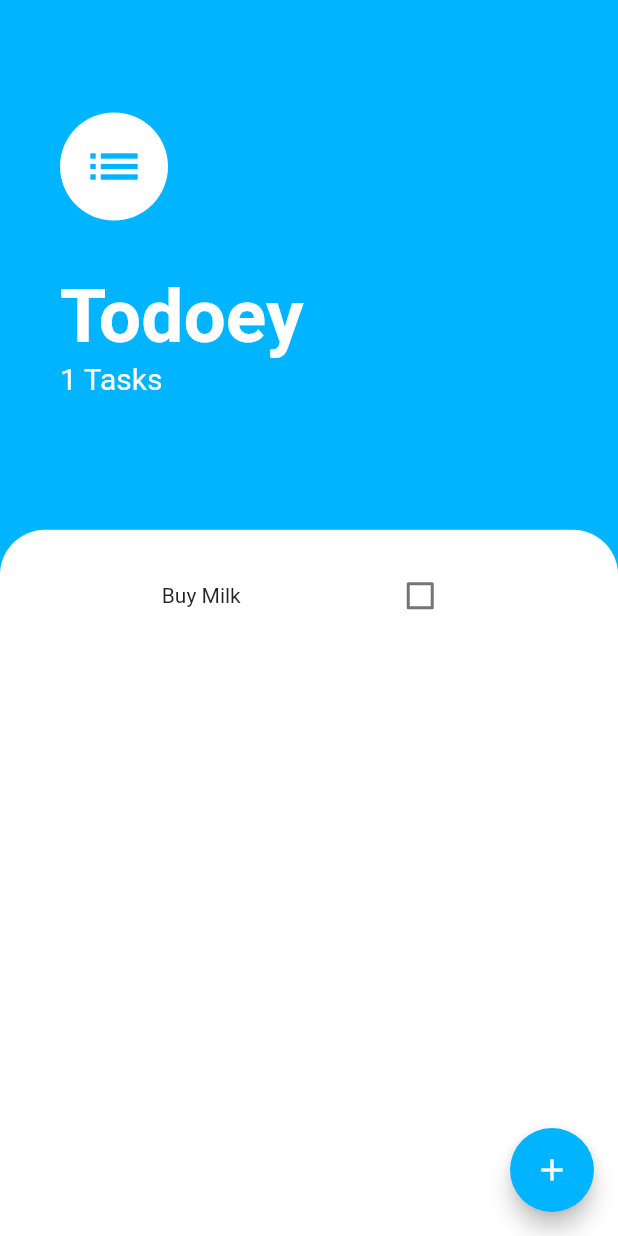
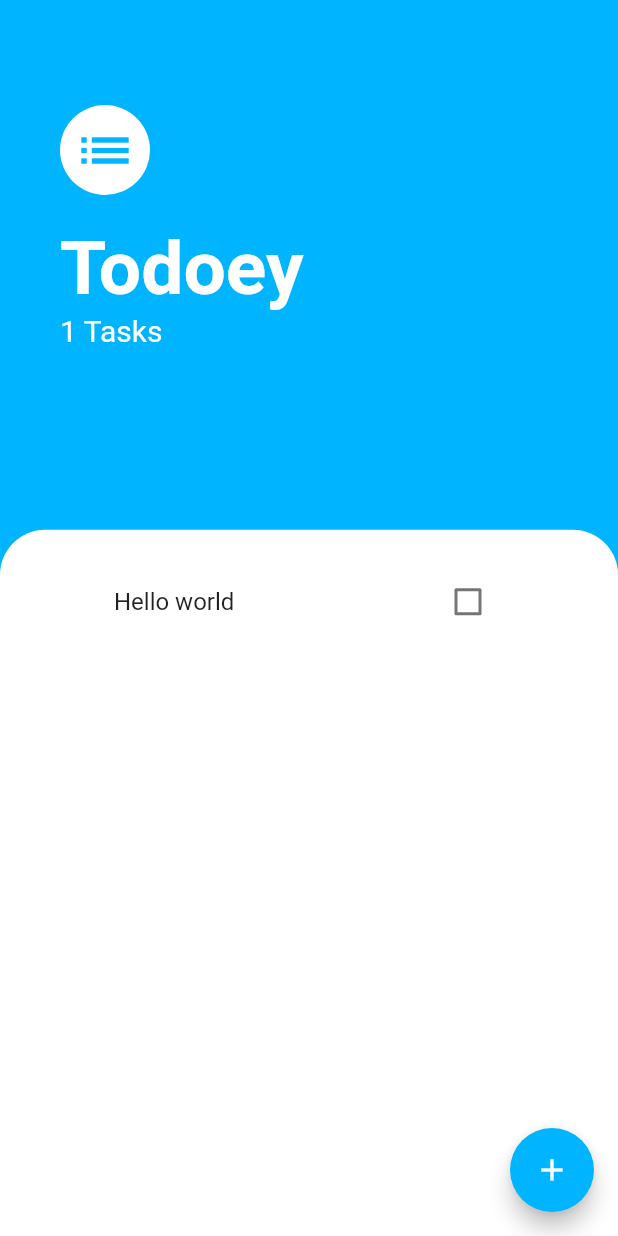
Before and after one commit to YoucefMegoura/flutter_todoey, a Flutter app: the screen it shows after launch, after a tap on the "add" icon, on a phone screen of 412 x 824 dp. Run offline on Flutter 3.47's test engine with Material 2 defaults, Android fonts, the phone set to English and light mode, and no system bars.

Commit message:
refactor list widget

```diff
--- a/lib/components/task_widget.dart
+++ b/lib/components/task_widget.dart
@@ -2,10 +2,10 @@ import 'package:flutter/material.dart';
 import 'package:todoey_flutter/screens/tasks_screen.dart';
 
 class TaskWidget extends StatefulWidget {
-  final String? text;
+  final String text;
   bool isActive = false;
 
-  TaskWidget({this.text, required this.isActive});
+  TaskWidget({required this.text, required this.isActive});
 
   @override
   State<TaskWidget> createState() => _TaskWidgetState();
@@ -14,26 +14,18 @@ class TaskWidget extends StatefulWidget {
 class _TaskWidgetState extends State<TaskWidget> {
   @override
   Widget build(BuildContext context) {
-    return Row(
-      mainAxisAlignment: MainAxisAlignment.spaceAround,
-      children: [
-        Text(
-          'Buy Milk',
-          style: TextStyle(
-            decoration: widget.isActive
-                ? TextDecoration.lineThrough
-                : TextDecoration.none,
-          ),
-        ),
-        Checkbox(
+    return ListTile(
+      title: Text(widget.text),
+      trailing: Checkbox(
         value: widget.isActive,
+        activeColor: kMainColor,
         onChanged: (bool? value) {
           setState(() {
             widget.isActive = value!;
             TasksScreen.taskCount--;
           });
-            }),
-      ],
+        },
+      ),
     );
   }
 }
--- a/lib/screens/tasks_screen.dart
+++ b/lib/screens/tasks_screen.dart
@@ -4,6 +4,13 @@ import 'package:todoey_flutter/components/task_widget.dart';
 import 'package:todoey_flutter/models/task.dart';
 
 const Color kMainColor = Color(0xFF00B4FF);
+const Decoration kMainWhiteDecorationContainer = BoxDecoration(
+  borderRadius: BorderRadius.only(
+    topLeft: Radius.circular(30),
+    topRight: Radius.circular(30),
+  ),
+  color: Colors.white,
+);
 
 class TasksScreen extends StatefulWidget {
   static int taskCount = 0;
@@ -18,12 +25,7 @@ class _TasksScreenState extends State<TasksScreen> {
   List<TaskWidget> getTaskWidget() {
     List<TaskWidget> tmpList = [];
     for (Task task in _taskList) {
-      tmpList.add(
-        TaskWidget(
-          isActive: task.isActive,
-          text: task.name,
-        ),
-      );
+      tmpList.add(TaskWidget(text: task.name, isActive: task.isActive));
     }
     return tmpList;
   }
@@ -38,35 +40,31 @@ class _TasksScreenState extends State<TasksScreen> {
           Expanded(
             flex: 3,
             child: Container(
-              margin: const EdgeInsets.only(
-                top: 40,
-                bottom: 20,
+              padding: const EdgeInsets.only(
+                top: 70,
                 left: 40,
               ),
               child: Column(
                 crossAxisAlignment: CrossAxisAlignment.start,
                 children: [
-                  Container(
-                    padding: const EdgeInsets.all(15),
-                    margin: const EdgeInsets.symmetric(vertical: 35),
-                    decoration: const BoxDecoration(
-                      borderRadius: BorderRadius.all(
-                        Radius.circular(36),
-                      ),
-                      color: Colors.white,
-                    ),
-                    child: const Icon(
+                  const CircleAvatar(
+                    radius: 30,
+                    backgroundColor: Colors.white,
+                    child: Icon(
                       Icons.list,
                       color: kMainColor,
                       size: 42,
                     ),
+                  ),
+                  const SizedBox(
+                    height: 20,
                   ),
                   const Text(
                     'Todoey',
                     style: TextStyle(
                       color: Colors.white,
                       fontSize: 50,
-                      fontWeight: FontWeight.bold,
+                      fontWeight: FontWeight.w700,
                     ),
                   ),
                   Text(
@@ -83,15 +81,8 @@ class _TasksScreenState extends State<TasksScreen> {
           Expanded(
             flex: 4,
             child: Container(
-              constraints: const BoxConstraints.tightForFinite(),
               padding: const EdgeInsets.symmetric(vertical: 20, horizontal: 60),
-              decoration: const BoxDecoration(
-                borderRadius: BorderRadius.only(
-                  topLeft: Radius.circular(30),
-                  topRight: Radius.circular(30),
-                ),
-                color: Colors.white,
-              ),
+              decoration: kMainWhiteDecorationContainer,
               child: ListView(
                 children: getTaskWidget(),
               ),
```
Lines whose indentation alone changed are shown as unchanged.
